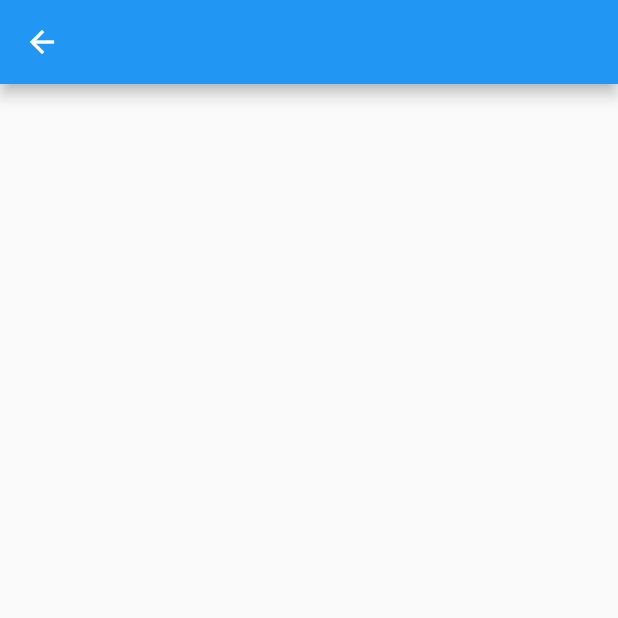
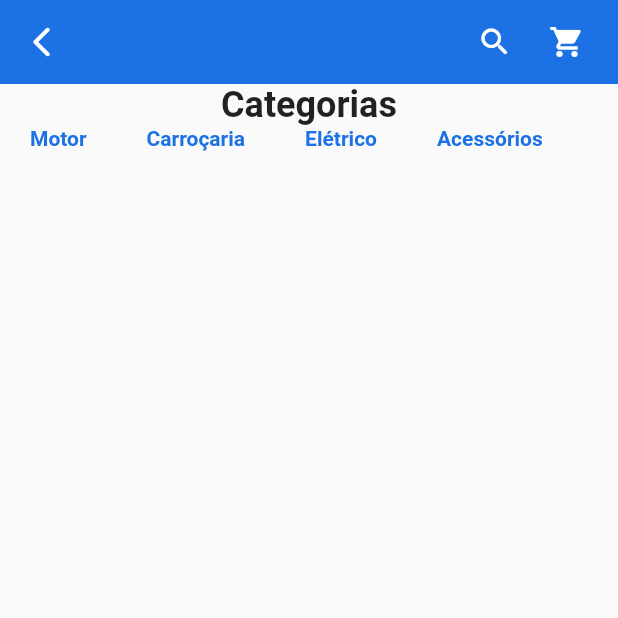
Before and after one commit to birth1mark/trabpdm, a Flutter app: the PecasScreen screen opened directly, on a phone screen of 412 x 824 dp, the top half of it. Run offline on Flutter 3.47's test engine with Material 2 defaults, Android fonts, the phone set to English and light mode, and no system bars; our stand-ins replace google_fonts.

Commit message:
commit on master

```diff
--- a/lib/main.dart
+++ b/lib/main.dart
@@ -1,4 +1,5 @@
 import 'package:flutter/material.dart';
+import 'package:trabpdm/screens/pecasscreen.dart';
 import 'screens/loginscreen.dart';
 import 'package:google_fonts/google_fonts.dart';
 
@@ -15,7 +16,7 @@ class MyApp extends StatelessWidget {
         visualDensity: VisualDensity.adaptivePlatformDensity,
       ),
       debugShowCheckedModeBanner: false,
-      home: LoginScreen(),
+      home: PecasScreen(),
     );
   }
 }
--- a/lib/res/theme.dart
+++ b/lib/res/theme.dart
@@ -1,8 +1,5 @@
 import 'package:flutter/material.dart';
 
-class ThemePecas {
 
-  static const Color gray = Color.fromARGB(255, 86, 91, 100);
-  static const Color white = Color.fromARGB(255, 255, 255, 255);
 
-}
+const  colorBlue = Color.fromARGB(255, 28, 114, 228);
--- /dev/null
+++ b/lib/screens/components/bodypecas.dart
@@ -0,0 +1,51 @@
+import 'package:flutter/material.dart';
+import '../../res/theme.dart';
+
+class BodyPecas extends StatelessWidget {
+  @override
+  Widget build(BuildContext context) {
+    return Column(
+      children: <Widget>[
+        Padding(
+            padding: const EdgeInsets.symmetric(horizontal: 20),
+            child: Text("Categorias",
+                style: Theme.of(context)
+                    .textTheme
+                    .headline5
+                    ?.copyWith(fontWeight: FontWeight.bold))),
+        Categories(),
+      ],
+    );
+  }
+}
+
+class Categories extends StatefulWidget {
+  @override
+  _CategoriesState createState() => _CategoriesState();
+}
+
+class _CategoriesState extends State<Categories> {
+  List<String> categories = ["Motor", "Carroçaria", "Elétrico", "Acessórios"];
+  int selectedIndex = 0;
+  @override
+  Widget build(BuildContext context) {
+    return SizedBox(
+      height: 25,
+      child: ListView.builder(
+        scrollDirection: Axis.horizontal,
+        itemCount: categories.length,
+        itemBuilder: (context, index) => buildCategory(index),
+      ),
+    );
+  }
+
+  Widget buildCategory(int index) {
+    return Padding(
+      padding: const EdgeInsets.symmetric(horizontal: 20.0),
+      child: Text(
+        categories[index],
+        style: TextStyle(fontWeight: FontWeight.bold, color: colorBlue),
+      ),
+    );
+  }
+}
--- a/lib/screens/pecasscreen.dart
+++ b/lib/screens/pecasscreen.dart
@@ -1,11 +1,33 @@
 import 'package:flutter/material.dart';
 import '../res/theme.dart';
-
+import 'components/bodypecas.dart';
 class PecasScreen extends StatelessWidget {
   @override
   Widget build(BuildContext context) {
     return Scaffold(
-      appBar: AppBar(backgroundColor: Color.Blue,),
-    );
+        appBar: buildAppbar(),
+        body:BodyPecas(),);
+  }
+
+  AppBar buildAppbar() {
+    return AppBar(
+          backgroundColor: colorBlue,
+          elevation: 0,
+          leading: IconButton(
+            icon: Icon(Icons.arrow_back_ios_rounded),
+            onPressed: () {},
+          ),
+          actions:<Widget>[
+
+           IconButton(
+            icon: Icon(Icons.search_rounded),
+            onPressed: () {},
+          ),
+          IconButton(
+            icon: Icon(Icons.shopping_cart),
+            onPressed: () {},
+          ),
+          SizedBox(width: 10)
+          ]);
   }
 }
```
